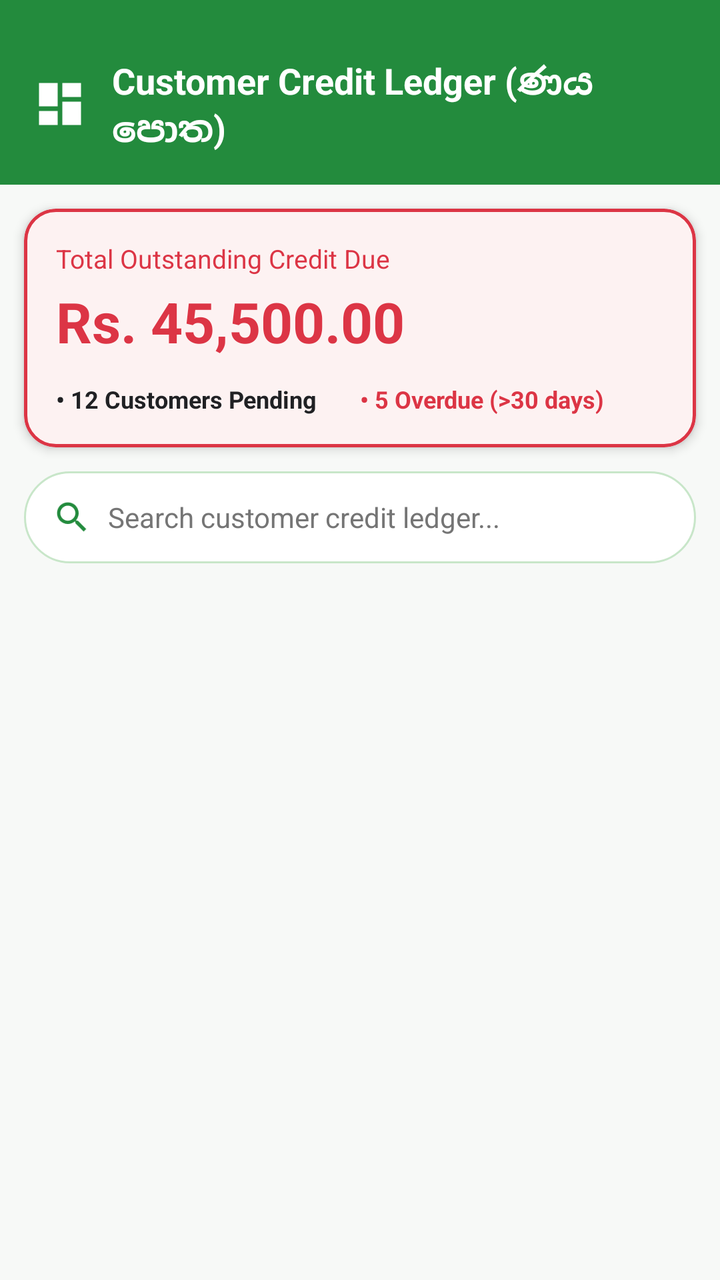
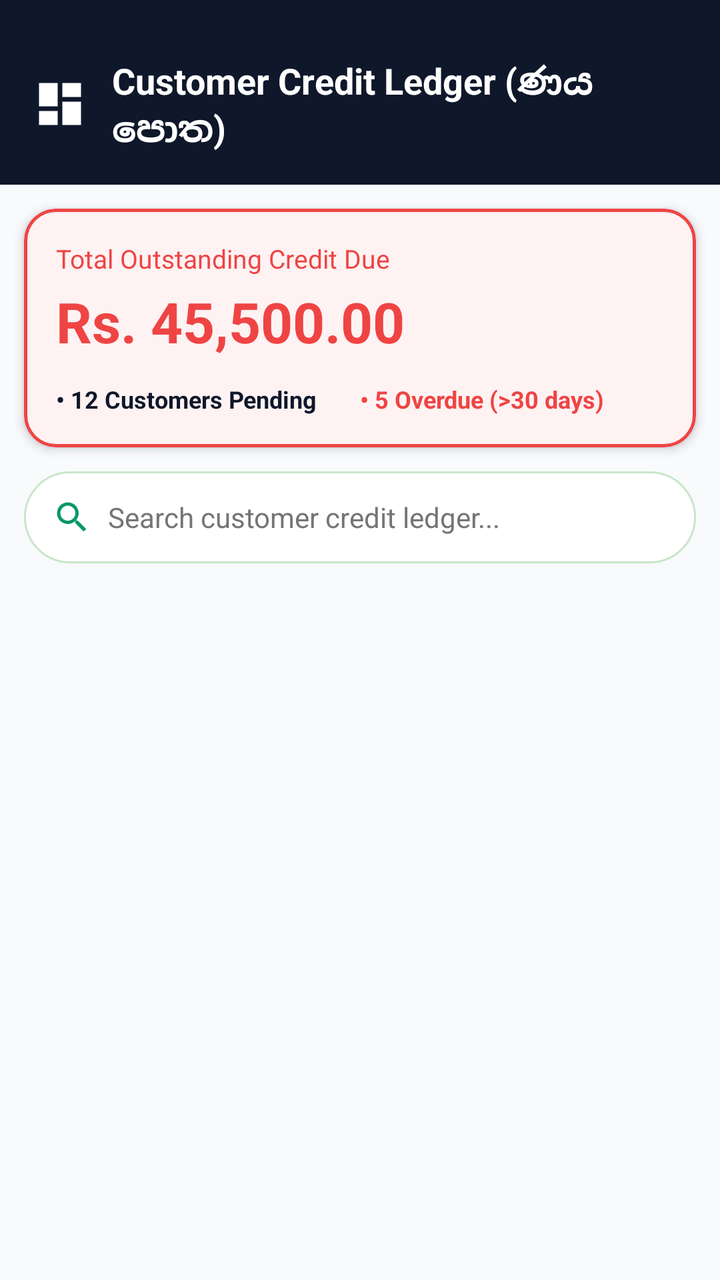

Screens rendered from an Android XML layout before and after an edit, with the pre-edit source and the edit as a unified diff.
<!-- AndroidManifest.xml: application theme Theme.PosSystem -->
<!-- res/layout/activity_credit.xml -->
<?xml version="1.0" encoding="utf-8"?>
<LinearLayout xmlns:android="http://schemas.android.com/apk/res/android"
    xmlns:app="http://schemas.android.com/apk/res-auto"
    android:layout_width="match_parent"
    android:layout_height="match_parent"
    android:fitsSystemWindows="true"
    android:background="@color/green_bg_light"
    android:orientation="vertical">

    
    <LinearLayout
        android:layout_width="match_parent"
        android:layout_height="wrap_content"
        android:background="@color/green_primary"
        android:gravity="center_vertical"
        android:orientation="horizontal"
        android:paddingHorizontal="16dp"
        android:paddingTop="28dp"
        android:paddingBottom="16dp">

        <ImageView
            android:id="@+id/btnBackCredit"
            android:layout_width="28dp"
            android:layout_height="28dp"
            android:contentDescription="Back"
            android:src="@drawable/ic_dashboard"
            app:tint="@color/white" />

        <TextView
            android:layout_width="wrap_content"
            android:layout_height="wrap_content"
            android:layout_marginStart="12dp"
            android:text="Customer Credit Ledger (ණය පොත)"
            android:textColor="@color/white"
            android:textSize="18sp"
            android:textStyle="bold" />
    </LinearLayout>

    
    <com.google.android.material.card.MaterialCardView
        android:layout_width="match_parent"
        android:layout_height="wrap_content"
        android:layout_margin="12dp"
        app:cardBackgroundColor="@color/red_light_bg"
        app:cardCornerRadius="16dp"
        app:cardElevation="3dp"
        app:strokeColor="@color/red_alert"
        app:strokeWidth="1.5dp">

        <LinearLayout
            android:layout_width="match_parent"
            android:layout_height="wrap_content"
            android:orientation="vertical"
            android:padding="16dp">

            <TextView
                android:layout_width="wrap_content"
                android:layout_height="wrap_content"
                android:text="Total Outstanding Credit Due"
                android:textColor="@color/red_alert"
                android:textSize="13sp" />

            <TextView
                android:id="@+id/tvTotalCreditOutstanding"
                android:layout_width="wrap_content"
                android:layout_height="wrap_content"
                android:layout_marginTop="4dp"
                android:text="Rs. 45,500.00"
                android:textColor="@color/red_alert"
                android:textSize="28sp"
                android:textStyle="bold" />

            <LinearLayout
                android:layout_width="match_parent"
                android:layout_height="wrap_content"
                android:layout_marginTop="12dp"
                android:orientation="horizontal"
                android:weightSum="2">

                <TextView
                    android:id="@+id/tvCustomersWithDueCount"
                    android:layout_width="0dp"
                    android:layout_height="wrap_content"
                    android:layout_weight="1"
                    android:text="• 12 Customers Pending"
                    android:textColor="@color/black"
                    android:textSize="12sp"
                    android:textStyle="bold" />

                <TextView
                    android:id="@+id/tvOverdueCount"
                    android:layout_width="0dp"
                    android:layout_height="wrap_content"
                    android:layout_weight="1"
                    android:text="• 5 Overdue (>30 days)"
                    android:textColor="@color/red_alert"
                    android:textSize="12sp"
                    android:textStyle="bold" />
            </LinearLayout>

        </LinearLayout>
    </com.google.android.material.card.MaterialCardView>

    
    <LinearLayout
        android:layout_width="match_parent"
        android:layout_height="46dp"
        android:layout_marginHorizontal="12dp"
        android:layout_marginBottom="8dp"
        android:background="@drawable/bg_search_bar"
        android:gravity="center_vertical"
        android:orientation="horizontal"
        android:paddingHorizontal="14dp">

        <ImageView
            android:layout_width="20dp"
            android:layout_height="20dp"
            android:src="@drawable/ic_search"
            app:tint="@color/green_primary" />

        <EditText
            android:id="@+id/etSearchCreditCustomers"
            android:layout_width="match_parent"
            android:layout_height="match_parent"
            android:layout_marginStart="8dp"
            android:background="@null"
            android:hint="Search customer credit ledger..."
            android:textColor="@color/black"
            android:textColorHint="#757575"
            android:textSize="14sp" />
    </LinearLayout>

    
    <androidx.recyclerview.widget.RecyclerView
        android:id="@+id/rvCreditLedger"
        android:layout_width="match_parent"
        android:layout_height="match_parent"
        android:clipToPadding="false"
        android:paddingBottom="16dp" />

</LinearLayout>
<!-- resources referenced by this layout -->
<resources>
  <color name="black">#202124</color>
  <color name="green_bg_light">#F7F9F7</color>
  <color name="green_primary">#238B3D</color>
  <color name="red_alert">#DC3545</color>
  <color name="red_light_bg">#FDF2F2</color>
  <color name="white">#FFFFFF</color>
  <!-- drawable bg_search_bar (drawable) -->
  <?xml version="1.0" encoding="utf-8"?>
  <shape xmlns:android="http://schemas.android.com/apk/res/android"
      android:shape="rectangle">
      <solid android:color="@color/white" />
      <corners android:radius="24dp" />
      <stroke
          android:width="1dp"
          android:color="#C8E6C9" />
  </shape>
  <!-- drawable ic_dashboard (drawable) -->
  <vector xmlns:android="http://schemas.android.com/apk/res/android"
      android:width="24dp"
      android:height="24dp"
      android:viewportWidth="24"
      android:viewportHeight="24">
    <path
        android:fillColor="@color/green_primary"
        android:pathData="M3,13h8V3H3v10zm0,8h8v-6H3v6zm10,0h8V11h-8v10zm0,-18v6h8V3h-8z"/>
  </vector>
  <!-- drawable ic_search (drawable) -->
  <vector xmlns:android="http://schemas.android.com/apk/res/android"
      android:width="24dp"
      android:height="24dp"
      android:viewportWidth="24"
      android:viewportHeight="24">
    <path
        android:fillColor="@color/green_primary"
        android:pathData="M15.5,14h-0.79l-0.28,-0.27C15.41,12.59 16,11.11 16,9.5 16,5.91 13.09,3 9.5,3S3,5.91 3,9.5 5.91,16 9.5,16c1.61,0 3.09,-0.59 4.23,-1.57l0.27,0.28v0.79l5,4.99L20.49,19l-4.99,-5zM9.5,14C7.01,14 5,11.99 5,9.5S7.01,5 9.5,5 14,7.01 14,9.5 11.99,14 9.5,14z"/>
  </vector>
  <style name="Theme.PosSystem" parent="Base.Theme.PosSystem" />
  <style name="Base.Theme.PosSystem" parent="Theme.Material3.Light.NoActionBar">
          
          <item name="colorPrimary">@color/green_primary</item>
          <item name="colorPrimaryVariant">@color/green_primary_dark</item>
          <item name="colorOnPrimary">@color/white</item>
          
          <item name="colorSecondary">@color/green_primary_light</item>
          <item name="colorSecondaryVariant">@color/green_primary_dark</item>
          <item name="colorOnSecondary">@color/white</item>
          
          <item name="colorSurface">@color/white</item>
          <item name="colorSurfaceContainer">@color/white</item>
          <item name="colorSurfaceContainerLow">@color/white</item>
          <item name="colorSurfaceContainerHigh">@color/white</item>
          <item name="colorSurfaceContainerHighest">@color/white</item>
          
          <item name="android:statusBarColor">@color/green_primary_dark</item>
          
          <item name="android:textColorHint">#6B7280</item>
          <item name="android:editTextColor">@color/black</item>
          
          <item name="android:windowBackground">@color/green_bg_light</item>
      </style>
  <color name="green_primary_dark">#176B2C</color>
  <color name="green_primary_light">#34A853</color>
</resources>

<!-- the commit's change to res/layout/activity_credit.xml (unified diff, before → after) -->
@@ -11,7 +11,7 @@
     <LinearLayout
         android:layout_width="match_parent"
         android:layout_height="wrap_content"
-        android:background="@color/green_primary"
+        android:background="@color/slate_primary"
         android:gravity="center_vertical"
         android:orientation="horizontal"
         android:paddingHorizontal="16dp"
<!-- resource entries referenced after the edit -->
@@ -1,10 +1,11 @@
 <!-- resources referenced by this layout -->
 <resources>
-  <color name="black">#202124</color>
-  <color name="green_bg_light">#F7F9F7</color>
-  <color name="green_primary">#238B3D</color>
-  <color name="red_alert">#DC3545</color>
-  <color name="red_light_bg">#FDF2F2</color>
+  <color name="black">#0F172A</color>
+  <color name="green_bg_light">#F8FAFC</color>
+  <color name="green_primary">#059669</color>
+  <color name="red_alert">#EF4444</color>
+  <color name="red_light_bg">#FEF2F2</color>
+  <color name="slate_primary">#0F172A</color>
   <color name="white">#FFFFFF</color>
   <!-- drawable bg_search_bar (drawable) -->
   <?xml version="1.0" encoding="utf-8"?>
@@ -39,11 +40,11 @@
   <style name="Theme.PosSystem" parent="Base.Theme.PosSystem" />
   <style name="Base.Theme.PosSystem" parent="Theme.Material3.Light.NoActionBar">
           
-          <item name="colorPrimary">@color/green_primary</item>
-          <item name="colorPrimaryVariant">@color/green_primary_dark</item>
+          <item name="colorPrimary">@color/slate_primary</item>
+          <item name="colorPrimaryVariant">@color/slate_surface</item>
           <item name="colorOnPrimary">@color/white</item>
           
-          <item name="colorSecondary">@color/green_primary_light</item>
+          <item name="colorSecondary">@color/green_primary</item>
           <item name="colorSecondaryVariant">@color/green_primary_dark</item>
           <item name="colorOnSecondary">@color/white</item>
           
@@ -53,14 +54,16 @@
           <item name="colorSurfaceContainerHigh">@color/white</item>
           <item name="colorSurfaceContainerHighest">@color/white</item>
           
-          <item name="android:statusBarColor">@color/green_primary_dark</item>
+          <item name="android:statusBarColor">@color/slate_primary</item>
           
-          <item name="android:textColorHint">#6B7280</item>
-          <item name="android:editTextColor">@color/black</item>
+          <item name="android:textColorHint">@color/text_hint</item>
+          <item name="android:editTextColor">@color/text_primary</item>
           
           <item name="android:windowBackground">@color/green_bg_light</item>
       </style>
-  <color name="green_primary_dark">#176B2C</color>
-  <color name="green_primary_light">#34A853</color>
+  <color name="slate_surface">#1E293B</color>
+  <color name="green_primary_dark">#047857</color>
+  <color name="text_hint">#94A3B8</color>
+  <color name="text_primary">#0F172A</color>
 </resources>
 
